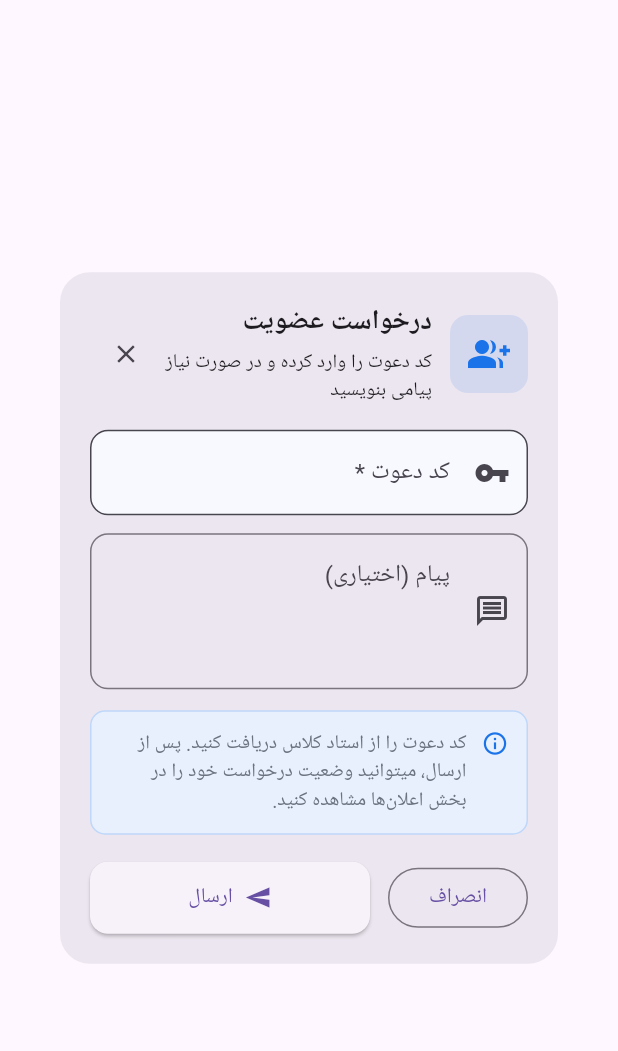
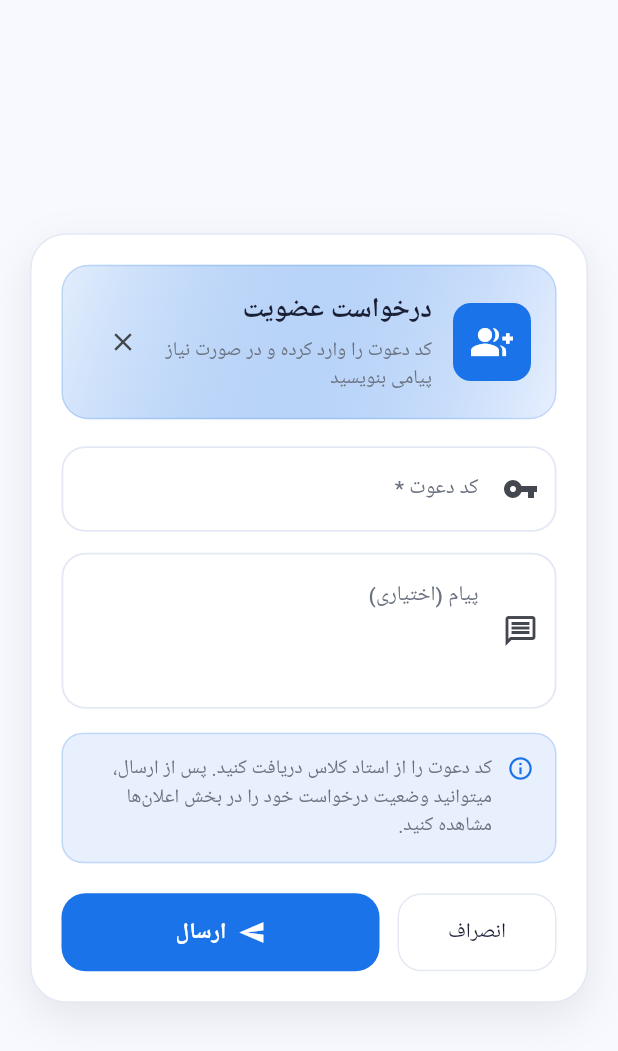
Before and after one commit to Pgh2005/KarAfarinJoo, a Flutter app: the EnterInviteCodeDialog widget shown alone on an empty page, opened directly, on a phone screen of 412 x 824 dp. Shown: the top 1051 px of the screen. Run offline on Flutter 3.47's test engine with Material 3 defaults, Android fonts, the phone set to English and light mode, and no system bars; our stand-ins replace flutter_dotenv, flutter_riverpod, go_router, shamsi_date, share_plus, supabase_flutter; accounts and stored records are empty; network calls fail.

Commit message:
improve invite request dialog style

```diff
--- a/lib/features/classes/presentation/widgets/invite/enter_invite_code_dialog.dart
+++ b/lib/features/classes/presentation/widgets/invite/enter_invite_code_dialog.dart
@@ -71,9 +71,24 @@ class _EnterInviteCodeDialogState extends ConsumerState<EnterInviteCodeDialog> {
   @override
   Widget build(BuildContext context) {
     return Dialog(
-      shape: RoundedRectangleBorder(borderRadius: BorderRadius.circular(20)),
+      backgroundColor: Colors.transparent,
+      insetPadding: const EdgeInsets.symmetric(horizontal: 20, vertical: 24),
       child: Container(
-        constraints: const BoxConstraints(maxWidth: 480),
+        width: double.infinity,
+        constraints: const BoxConstraints(maxWidth: 520),
+        decoration: BoxDecoration(
+          color: AppTheme.cardBg,
+          borderRadius: BorderRadius.circular(24),
+          border: Border.all(color: AppTheme.border),
+          boxShadow: [
+            BoxShadow(
+              color: Colors.black.withValues(alpha: 0.08),
+              blurRadius: 24,
+              offset: const Offset(0, 10),
+            ),
+          ],
+        ),
+        child: Padding(
           padding: const EdgeInsets.all(20),
           child: Form(
             key: _formKey,
@@ -82,36 +97,56 @@ class _EnterInviteCodeDialogState extends ConsumerState<EnterInviteCodeDialog> {
               crossAxisAlignment: CrossAxisAlignment.stretch,
               children: [
                 // Header
-              Row(
+                Container(
+                  padding: const EdgeInsets.all(16),
+                  decoration: BoxDecoration(
+                    gradient: LinearGradient(
+                      begin: Alignment.topLeft,
+                      end: Alignment.bottomRight,
+                      colors: [
+                        AppTheme.primary.withValues(alpha: 0.12),
+                        AppTheme.primaryLight,
+                      ],
+                    ),
+                    borderRadius: BorderRadius.circular(18),
+                    border: Border.all(
+                      color: AppTheme.primary.withValues(alpha: 0.18),
+                    ),
+                  ),
+                  child: Row(
                     children: [
                       Container(
                         padding: const EdgeInsets.all(12),
                         decoration: BoxDecoration(
-                      color: AppTheme.primary.withValues(alpha: 0.12),
+                          color: AppTheme.primary,
                           borderRadius: BorderRadius.circular(12),
                         ),
-                    child: Icon(
+                        child: const Icon(
                           Icons.group_add,
-                      color: AppTheme.primary,
+                          color: Colors.white,
                           size: 28,
                         ),
                       ),
-                  const SizedBox(width: 12),
+                      const SizedBox(width: 14),
                       Expanded(
                         child: Column(
                           crossAxisAlignment: CrossAxisAlignment.start,
-                      children: const [
+                          children: [
                             Text(
                               'درخواست عضویت',
                               style: TextStyle(
                                 fontSize: 18,
                                 fontWeight: FontWeight.bold,
+                                color: AppTheme.textPrimary,
                               ),
                             ),
-                        SizedBox(height: 4),
+                            const SizedBox(height: 4),
                             Text(
                               'کد دعوت را وارد کرده و در صورت نیاز پیامی بنویسید',
-                          style: TextStyle(fontSize: 13),
+                              style: TextStyle(
+                                fontSize: 13,
+                                color: AppTheme.textSecondary,
+                              ),
                             ),
                           ],
                         ),
@@ -126,8 +161,9 @@ class _EnterInviteCodeDialogState extends ConsumerState<EnterInviteCodeDialog> {
                       ),
                     ],
                   ),
+                ),
 
-              const SizedBox(height: 16),
+                const SizedBox(height: 18),
 
                 // Invite Code Field
                 TextFormField(
@@ -138,9 +174,9 @@ class _EnterInviteCodeDialogState extends ConsumerState<EnterInviteCodeDialog> {
                     hintText: 'مثال: ABC123',
                     prefixIcon: const Icon(Icons.vpn_key),
                     filled: true,
-                  fillColor: AppTheme.surface,
+                    fillColor: AppTheme.cardBg,
                     border: OutlineInputBorder(
-                    borderRadius: BorderRadius.circular(12),
+                      borderRadius: BorderRadius.circular(16),
                     ),
                   ),
                   textCapitalization: TextCapitalization.characters,
@@ -156,7 +192,7 @@ class _EnterInviteCodeDialogState extends ConsumerState<EnterInviteCodeDialog> {
                   textInputAction: TextInputAction.next,
                 ),
 
-              const SizedBox(height: 12),
+                const SizedBox(height: 14),
 
                 // Message Field
                 TextFormField(
@@ -167,22 +203,24 @@ class _EnterInviteCodeDialogState extends ConsumerState<EnterInviteCodeDialog> {
                     hintText: 'پیام خود را برای استاد بنویسید',
                     prefixIcon: const Icon(Icons.message_outlined),
                     alignLabelWithHint: true,
+                    filled: true,
+                    fillColor: AppTheme.cardBg,
                     border: OutlineInputBorder(
-                    borderRadius: BorderRadius.circular(12),
+                      borderRadius: BorderRadius.circular(16),
                     ),
                   ),
                   maxLines: 3,
                   textInputAction: TextInputAction.done,
                 ),
 
-              const SizedBox(height: 14),
+                const SizedBox(height: 16),
 
                 // Info Box
                 Container(
-                padding: const EdgeInsets.all(12),
+                  padding: const EdgeInsets.all(14),
                   decoration: BoxDecoration(
                     color: AppTheme.primaryLight,
-                  borderRadius: BorderRadius.circular(10),
+                    borderRadius: BorderRadius.circular(14),
                     border: Border.all(
                       color: AppTheme.primary.withValues(alpha: 0.2),
                     ),
@@ -190,7 +228,11 @@ class _EnterInviteCodeDialogState extends ConsumerState<EnterInviteCodeDialog> {
                   child: Row(
                     crossAxisAlignment: CrossAxisAlignment.start,
                     children: [
-                    Icon(Icons.info_outline, color: AppTheme.primary, size: 18),
+                      Icon(
+                        Icons.info_outline,
+                        color: AppTheme.primary,
+                        size: 18,
+                      ),
                       const SizedBox(width: 10),
                       Expanded(
                         child: Text(
@@ -205,7 +247,7 @@ class _EnterInviteCodeDialogState extends ConsumerState<EnterInviteCodeDialog> {
                   ),
                 ),
 
-              const SizedBox(height: 18),
+                const SizedBox(height: 20),
 
                 // Action Buttons
                 Row(
@@ -215,6 +257,14 @@ class _EnterInviteCodeDialogState extends ConsumerState<EnterInviteCodeDialog> {
                         onPressed: _isLoading
                             ? null
                             : () => Navigator.of(context).pop(),
+                        style: OutlinedButton.styleFrom(
+                          foregroundColor: AppTheme.textPrimary,
+                          side: BorderSide(color: AppTheme.border),
+                          padding: const EdgeInsets.symmetric(vertical: 16),
+                          shape: RoundedRectangleBorder(
+                            borderRadius: BorderRadius.circular(16),
+                          ),
+                        ),
                         child: const Text('انصراف'),
                       ),
                     ),
@@ -224,9 +274,9 @@ class _EnterInviteCodeDialogState extends ConsumerState<EnterInviteCodeDialog> {
                       child: ElevatedButton(
                         onPressed: _isLoading ? null : _submitRequest,
                         style: ElevatedButton.styleFrom(
-                        padding: const EdgeInsets.symmetric(vertical: 14),
+                          padding: const EdgeInsets.symmetric(vertical: 16),
                           shape: RoundedRectangleBorder(
-                          borderRadius: BorderRadius.circular(12),
+                            borderRadius: BorderRadius.circular(16),
                           ),
                         ),
                         child: _isLoading
@@ -251,6 +301,7 @@ class _EnterInviteCodeDialogState extends ConsumerState<EnterInviteCodeDialog> {
             ),
           ),
         ),
+      ),
     );
   }
 }
--- a/lib/main.dart
+++ b/lib/main.dart
@@ -2,6 +2,7 @@ import 'package:flutter/material.dart';
 import 'package:flutter_dotenv/flutter_dotenv.dart';
 import 'package:flutter_riverpod/flutter_riverpod.dart';
 import 'package:karafarini/core/router/app_route.dart';
+import 'package:karafarini/core/theme/app_theme.dart';
 import 'package:supabase_flutter/supabase_flutter.dart';
 
 Future<void> main() async {
@@ -26,6 +27,8 @@ class MyApp extends StatelessWidget {
       textDirection: TextDirection.rtl,
       child: MaterialApp.router(
         debugShowCheckedModeBanner: false,
+        theme: AppTheme.light,
+        themeMode: ThemeMode.light,
         routerConfig: appRouter,
         builder: (context, child) =>
             Directionality(textDirection: TextDirection.rtl, child: child!),
```
Lines whose indentation alone changed are shown as unchanged.
